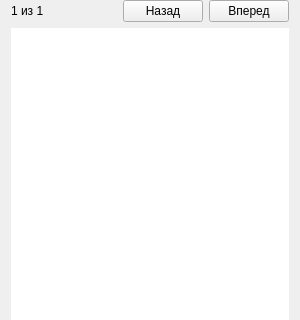
This is UI/pageWidget.ui in Quitzero/MyDiplom as Qt 5 draws it before an edit; both pictures show x 0 to 300 and y 0 to 320 of the 300 by 480 pixel window. The edited form follows.
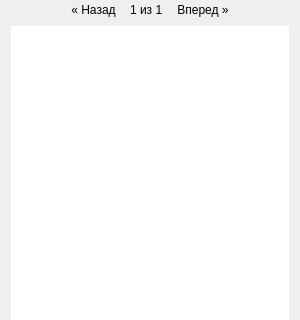
This is the edited form.

The edit to the form file:
```diff
--- a/UI/pageWidget.ui
+++ b/UI/pageWidget.ui
@@ -25,21 +25,82 @@
   <property name="windowTitle">
    <string>Form</string>
   </property>
+  <property name="styleSheet">
+   <string notr="true">QPushButton#back{
+border: none;
+}
+QPushButton#back:hover{
+color:rgb(0,157,255);
+text-decoration: underline;
+}
+QPushButton#next{
+border: none;
+}
+QPushButton#next:hover{
+color:rgb(0,157,255);
+text-decoration: underline;
+}</string>
+  </property>
   <layout class="QVBoxLayout" name="verticalLayout">
    <property name="topMargin">
     <number>0</number>
    </property>
    <item>
     <layout class="QHBoxLayout" name="horizontalLayout_6">
+     <item>
+      <spacer name="horizontalSpacer">
+       <property name="orientation">
+        <enum>Qt::Horizontal</enum>
+       </property>
+       <property name="sizeHint" stdset="0">
+        <size>
+         <width>40</width>
+         <height>20</height>
+        </size>
+       </property>
+      </spacer>
+     </item>
+     <item>
+      <widget class="QPushButton" name="back">
+       <property name="cursor">
+        <cursorShape>PointingHandCursor</cursorShape>
+       </property>
+       <property name="styleSheet">
+        <string notr="true"/>
+       </property>
+       <property name="text">
+        <string>« Назад</string>
+       </property>
+      </widget>
+     </item>
      <item>
       <widget class="QLabel" name="label_2">
+       <property name="styleSheet">
+        <string notr="true">QLabel{
+padding-left:5px;
+padding-right:5px;
+}</string>
+       </property>
        <property name="text">
         <string>1 из 1</string>
        </property>
       </widget>
      </item>
      <item>
-      <spacer name="horizontalSpacer_3">
+      <widget class="QPushButton" name="next">
+       <property name="cursor">
+        <cursorShape>PointingHandCursor</cursorShape>
+       </property>
+       <property name="styleSheet">
+        <string notr="true"/>
+       </property>
+       <property name="text">
+        <string>Вперед »</string>
+       </property>
+      </widget>
+     </item>
+     <item>
+      <spacer name="horizontalSpacer_2">
        <property name="orientation">
         <enum>Qt::Horizontal</enum>
        </property>
@@ -51,26 +112,6 @@
        </property>
       </spacer>
      </item>
-     <item>
-      <widget class="QPushButton" name="pushButton_2">
-       <property name="cursor">
-        <cursorShape>PointingHandCursor</cursorShape>
-       </property>
-       <property name="text">
-        <string>Назад</string>
-       </property>
-      </widget>
-     </item>
-     <item>
-      <widget class="QPushButton" name="pushButton">
-       <property name="cursor">
-        <cursorShape>PointingHandCursor</cursorShape>
-       </property>
-       <property name="text">
-        <string>Вперед</string>
-       </property>
-      </widget>
-     </item>
     </layout>
    </item>
    <item>
@@ -105,7 +146,7 @@
         <x>0</x>
         <y>0</y>
         <width>282</width>
-        <height>440</height>
+        <height>443</height>
        </rect>
       </property>
       <layout class="QVBoxLayout" name="verticalLayout_4">
```
